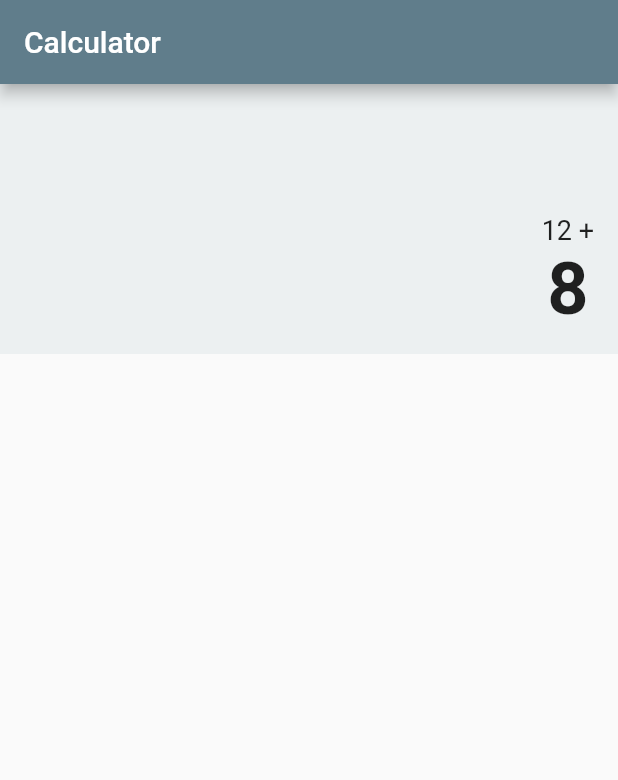
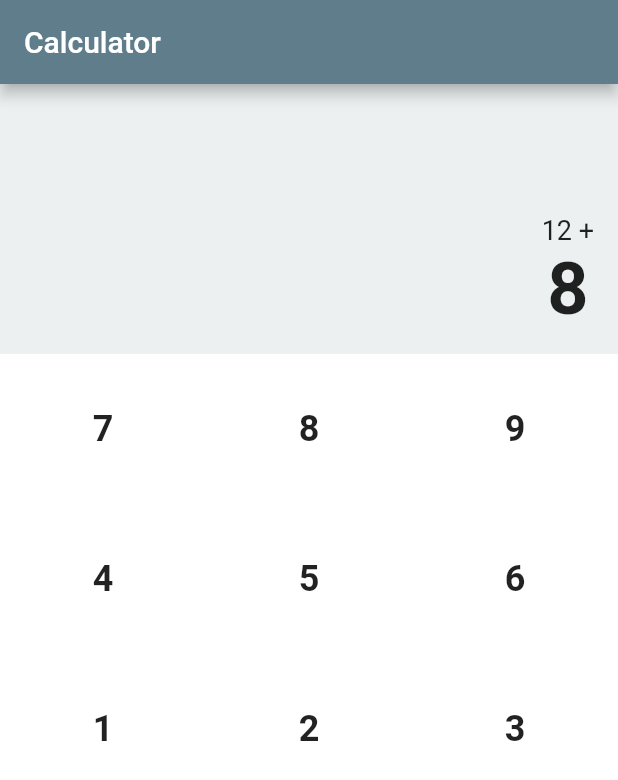
Before and after one commit to benznest/calculator-app-flutter, a Flutter app: the screen it shows after launch, on a phone screen of 412 x 824 dp. Shown: the top 780 px of the screen. Run offline on Flutter 3.47's test engine with Material 2 defaults, Android fonts, the phone set to English and light mode, and no system bars.

Commit message:
add numpad

```diff
--- a/lib/main.dart
+++ b/lib/main.dart
@@ -31,11 +31,12 @@ class _MyCalculatorPageState extends State<MyCalculatorPage> {
       appBar: AppBar(
         title: Text(widget.title),
       ),
-      body: Column(
-        children: <Widget>[
-          buildAnswerWidget(),
-        ],
-      ),
+      body: Container(
+          child: Column(
+        mainAxisSize: MainAxisSize.max,
+        children: <Widget>[buildAnswerWidget(),
+        buildNumPadWidget()],
+      )),
     );
   }
 
@@ -52,4 +53,40 @@ class _MyCalculatorPageState extends State<MyCalculatorPage> {
                   style: TextStyle(fontSize: 48, fontWeight: FontWeight.bold))
             ])));
   }
+
+  Widget buildNumPadWidget() {
+    return Container(
+        color: Color(0xffecf0f1),
+        child: Column(
+          mainAxisSize: MainAxisSize.max,
+          children: <Widget>[
+            Row(children: <Widget>[
+              buildNumberButton("7"),
+              buildNumberButton("8"),
+              buildNumberButton("9"),
+            ]),
+            Row(children: <Widget>[
+              buildNumberButton("4"),
+              buildNumberButton("5"),
+              buildNumberButton("6"),
+            ]),
+            Row(children: <Widget>[
+              buildNumberButton("1"),
+              buildNumberButton("2"),
+              buildNumberButton("3"),
+            ]),
+          ],
+        ));
+  }
+
+  Expanded buildNumberButton(String str) {
+    return Expanded(
+        child: Container(
+            color: Colors.white,
+            height: 100,
+            child: Center(
+                child: Text(str,
+                    style: TextStyle(
+                        fontSize: 24, fontWeight: FontWeight.bold)))));
+  }
 }
```
